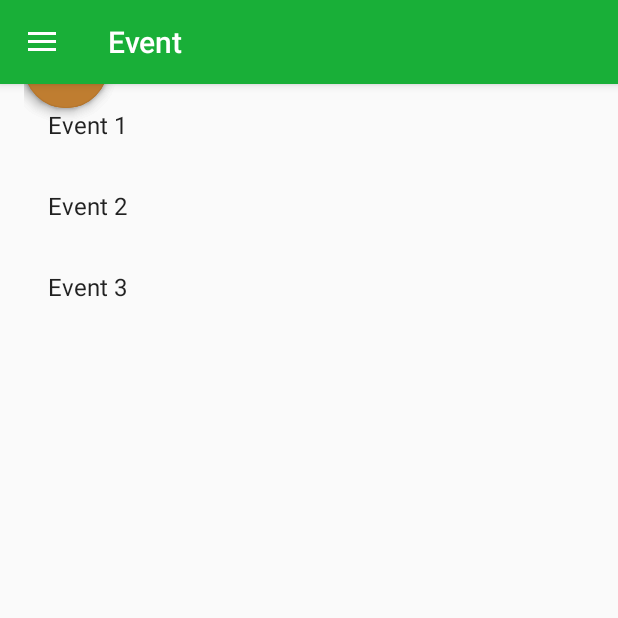
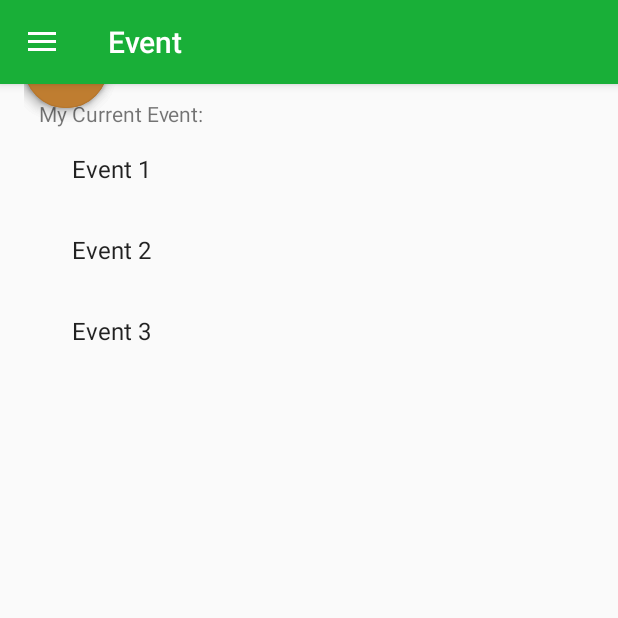
Before and after one commit to ugikmat/Col-LAB, an Android app: the screen it shows after launch once a user with an empty profile is signed in (MainActivity), in the side drawer, after a tap on "My Event", on a phone screen of 412 x 824 dp, the top half of it. Run offline under Robolectric (Android 15) with nearby library versions, the phone set to English and light mode, and no system bars; our stand-ins replace Firebase (no records; nobody signed in at launch, a user with empty details on screens opened directly); libraries missing offline, so code that uses them is left out: com.robertlevonyan.views; plain views replace FloatingActionButton, FloatingLayout; 6 statements that could not run were skipped.

Commit message:
Imporve Layout

```diff
--- a/app/src/main/java/id/poros/filkom/col_lab/AgendaFragment.java
+++ b/app/src/main/java/id/poros/filkom/col_lab/AgendaFragment.java
@@ -36,16 +36,27 @@ public class AgendaFragment extends Fragment {
         View view = inflater.inflate(R.layout.fragment_agenda, container, false);
 
         // Set the adapter
-        if (view instanceof RecyclerView) {
+
+
         Context context = view.getContext();
-            RecyclerView recyclerView = (RecyclerView) view;
+        RecyclerView recyclerView = view.findViewById(R.id.list);
         if (mColumnCount <= 1) {
             recyclerView.setLayoutManager(new LinearLayoutManager(context));
         } else {
             recyclerView.setLayoutManager(new GridLayoutManager(context, mColumnCount));
         }
         recyclerView.setAdapter(new AgendaRecyclerViewAdapter(AgendaContent.ITEMS, mListener));
-        }
+
+//        if (view instanceof RecyclerView) {
+//            Context context = view.getContext();
+//            RecyclerView recyclerView = (RecyclerView) view;
+//            if (mColumnCount <= 1) {
+//                recyclerView.setLayoutManager(new LinearLayoutManager(context));
+//            } else {
+//                recyclerView.setLayoutManager(new GridLayoutManager(context, mColumnCount));
+//            }
+//            recyclerView.setAdapter(new AgendaRecyclerViewAdapter(AgendaContent.ITEMS, mListener));
+//        }
 
         return view;
     }
--- a/app/src/main/java/id/poros/filkom/col_lab/EventFragment.java
+++ b/app/src/main/java/id/poros/filkom/col_lab/EventFragment.java
@@ -38,16 +38,26 @@ public class EventFragment extends Fragment {
         View view = inflater.inflate(R.layout.fragment_event, container, false);
 
         // Set the adapter
-        if (view instanceof RecyclerView) {
+
         Context context = view.getContext();
-            RecyclerView recyclerView = (RecyclerView) view;
+        RecyclerView recyclerView = view.findViewById(R.id.list);
         if (mColumnCount <= 1) {
             recyclerView.setLayoutManager(new LinearLayoutManager(context));
         } else {
             recyclerView.setLayoutManager(new GridLayoutManager(context, mColumnCount));
         }
         recyclerView.setAdapter(new EventRecyclerViewAdapter(EventContent.ITEMS, mListener));
-        }
+
+//        if (view instanceof RecyclerView) {
+//            Context context = view.getContext();
+//            RecyclerView recyclerView = (RecyclerView) view;
+//            if (mColumnCount <= 1) {
+//                recyclerView.setLayoutManager(new LinearLayoutManager(context));
+//            } else {
+//                recyclerView.setLayoutManager(new GridLayoutManager(context, mColumnCount));
+//            }
+//            recyclerView.setAdapter(new EventRecyclerViewAdapter(EventContent.ITEMS, mListener));
+//        }
 
         return view;
     }
--- a/app/src/main/java/id/poros/filkom/col_lab/MainActivity.java
+++ b/app/src/main/java/id/poros/filkom/col_lab/MainActivity.java
@@ -125,7 +125,7 @@ public class MainActivity extends AppCompatActivity
                 break;
             case R.id.nav_feedback:tag="ACTIVITY"; cls = FeedbackActivity.class;
                 break;
-            case R.id.nav_agenda:getSupportActionBar().setTitle("Agenda");tag="AGENDA";fabAdd.setText("New Agenda");
+            case R.id.nav_agenda:getSupportActionBar().setTitle("Agenda");tag="AGENDA";fabAdd.setText("New Agenda");fabJoin.setText("Join Agendagit ");
                 break;
             case R.id.nav_event:getSupportActionBar().setTitle("Event");tag="EVENT";fabAdd.setText("New Event");fabJoin.setText("Join Event");
                 break;
--- a/app/src/main/res/layout/fragment_event.xml
+++ b/app/src/main/res/layout/fragment_event.xml
@@ -1,13 +1,36 @@
 <?xml version="1.0" encoding="utf-8"?>
-<android.support.v7.widget.RecyclerView xmlns:android="http://schemas.android.com/apk/res/android"
+<android.support.constraint.ConstraintLayout
+    xmlns:android="http://schemas.android.com/apk/res/android"
     xmlns:app="http://schemas.android.com/apk/res-auto"
     xmlns:tools="http://schemas.android.com/tools"
-    android:id="@+id/list"
     android:name="id.poros.filkom.col_lab.EventFragment"
     android:layout_width="match_parent"
     android:layout_height="match_parent"
     android:layout_marginLeft="16dp"
     android:layout_marginRight="16dp"
-    app:layoutManager="LinearLayoutManager"
-    tools:context=".EventFragment"
-    tools:listitem="@layout/fragment_org"/>
+    tools:context=".EventFragment">
+
+    <TextView
+        android:id="@+id/event_text"
+        android:layout_width="match_parent"
+        android:layout_height="wrap_content"
+        android:text="My Current Event:"
+        android:layout_margin="10dp"
+        app:layout_constraintLeft_toLeftOf="parent"
+        app:layout_constraintTop_toTopOf="parent"
+        style="@style/TextAppearance.AppCompat.Small"/>
+
+    <android.support.v7.widget.RecyclerView
+        android:id="@+id/list"
+        android:layout_width="match_parent"
+        android:layout_height="0dp"
+        android:layout_marginLeft="16dp"
+        android:layout_marginRight="16dp"
+        app:layoutManager="LinearLayoutManager"
+        app:layout_constraintBottom_toBottomOf="parent"
+        app:layout_constraintLeft_toLeftOf="parent"
+        app:layout_constraintRight_toRightOf="parent"
+        app:layout_constraintTop_toBottomOf="@id/event_text"
+        tools:listitem="@layout/fragment_org" />
+
+</android.support.constraint.ConstraintLayout>
```
Also changed, not shown: app/src/main/java/id/poros/filkom/col_lab/OrgFragment.java (+14 -3 lines), app/src/main/res/layout/fragment_agenda.xml (+5 -4 lines), app/src/main/res/layout/fragment_org_list.xml (+28 -5 lines). Lines whose indentation alone changed are shown as unchanged.
